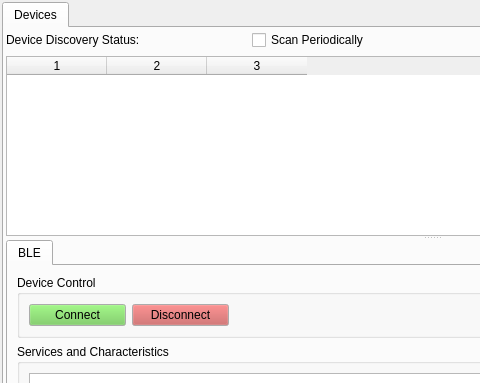
Old version of the form mainwindow.ui in the repository vladimir-vakhter/ble-basestation-app; both pictures show x 0 to 480 and y 0 to 383 of the 864 by 1000 pixel window.
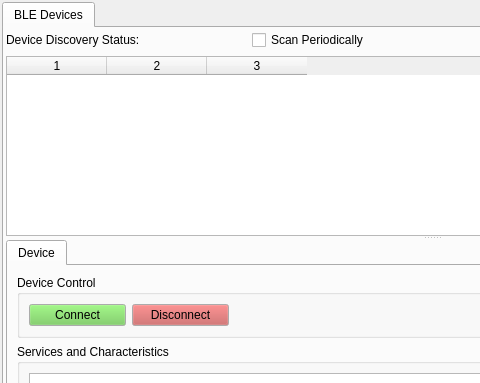
New version of the form.

```diff
--- a/mainwindow.ui
+++ b/mainwindow.ui
@@ -46,7 +46,7 @@
       </property>
       <widget class="QWidget" name="devicesTab">
        <attribute name="title">
-        <string>Devices</string>
+        <string>BLE Devices</string>
        </attribute>
        <layout class="QGridLayout" name="gridLayout_8">
         <property name="leftMargin">
@@ -148,7 +148,7 @@
            </property>
            <widget class="QWidget" name="ble_tab">
             <attribute name="title">
-             <string>BLE</string>
+             <string>Device</string>
             </attribute>
             <layout class="QGridLayout" name="gridLayout_15">
              <item row="2" column="2">
```
